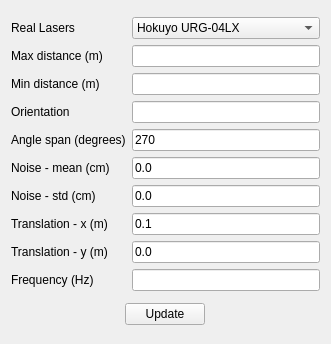
Old version of the form stdr_gui/ui/laserProperties.ui in the repository stdr-simulator-ros-pkg/stdr_simulator.
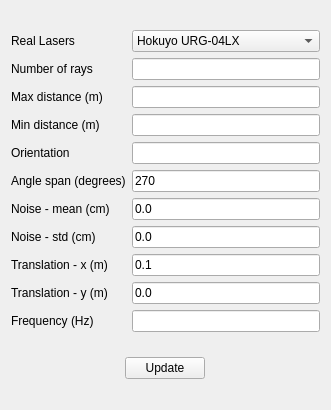
New version of the form.

Commit message: laser rays bug fixed

The edit to the form file:
```diff
--- a/stdr_gui/ui/laserProperties.ui
+++ b/stdr_gui/ui/laserProperties.ui
@@ -7,7 +7,7 @@
     <x>0</x>
     <y>0</y>
     <width>331</width>
-    <height>344</height>
+    <height>410</height>
    </rect>
   </property>
   <property name="windowTitle">
@@ -16,13 +16,6 @@
   <layout class="QGridLayout" name="gridLayout_2">
    <item row="0" column="0">
     <layout class="QGridLayout" name="gridLayout">
-     <item row="4" column="0">
-      <widget class="QLabel" name="label_4">
-       <property name="text">
-        <string>Angle span (degrees)</string>
-       </property>
-      </widget>
-     </item>
      <item row="0" column="1">
       <widget class="QComboBox" name="laserCombo">
        <item>
@@ -42,14 +35,14 @@
        </item>
       </widget>
      </item>
-     <item row="3" column="0">
+     <item row="4" column="0">
       <widget class="QLabel" name="label_3">
        <property name="text">
         <string>Orientation</string>
        </property>
       </widget>
      </item>
-     <item row="7" column="1">
+     <item row="8" column="1">
       <widget class="QLineEdit" name="laserTranslationX">
        <property name="text">
         <string>0.1</string>
@@ -59,10 +52,17 @@
        </property>
       </widget>
      </item>
-     <item row="1" column="1">
+     <item row="5" column="0">
+      <widget class="QLabel" name="label_4">
+       <property name="text">
+        <string>Angle span (degrees)</string>
+       </property>
+      </widget>
+     </item>
+     <item row="2" column="1">
       <widget class="QLineEdit" name="laserMaxDistance"/>
      </item>
-     <item row="1" column="0">
+     <item row="2" column="0">
       <widget class="QLabel" name="label_2">
        <property name="text">
         <string>Max distance (m)</string>
@@ -76,7 +76,7 @@
        </property>
       </widget>
      </item>
-     <item row="4" column="1">
+     <item row="5" column="1">
       <widget class="QLineEdit" name="laserAngleSpan">
        <property name="text">
         <string>270</string>
@@ -86,24 +86,24 @@
        </property>
       </widget>
      </item>
-     <item row="5" column="0">
+     <item row="6" column="0">
       <widget class="QLabel" name="label_5">
        <property name="text">
         <string>Noise - mean (cm)</string>
        </property>
       </widget>
      </item>
-     <item row="5" column="1">
-      <widget class="QLineEdit" name="laserNoiseMean">
-       <property name="text">
-        <string>0.0</string>
-       </property>
-       <property name="readOnly">
-        <bool>false</bool>
-       </property>
-      </widget>
-     </item>
      <item row="6" column="1">
+      <widget class="QLineEdit" name="laserNoiseMean">
+       <property name="text">
+        <string>0.0</string>
+       </property>
+       <property name="readOnly">
+        <bool>false</bool>
+       </property>
+      </widget>
+     </item>
+     <item row="7" column="1">
       <widget class="QLineEdit" name="laserNoiseStd">
        <property name="text">
         <string>0.0</string>
@@ -113,28 +113,28 @@
        </property>
       </widget>
      </item>
-     <item row="7" column="0">
+     <item row="8" column="0">
       <widget class="QLabel" name="label_7">
        <property name="text">
         <string>Translation - x (m)</string>
        </property>
       </widget>
      </item>
-     <item row="6" column="0">
+     <item row="7" column="0">
       <widget class="QLabel" name="label_6">
        <property name="text">
         <string>Noise - std (cm)</string>
        </property>
       </widget>
      </item>
-     <item row="8" column="0">
+     <item row="9" column="0">
       <widget class="QLabel" name="label_8">
        <property name="text">
         <string>Translation - y (m)</string>
        </property>
       </widget>
      </item>
-     <item row="8" column="1">
+     <item row="9" column="1">
       <widget class="QLineEdit" name="laserTranslationY">
        <property name="text">
         <string>0.0</string>
@@ -144,29 +144,39 @@
        </property>
       </widget>
      </item>
-     <item row="3" column="1">
+     <item row="4" column="1">
       <widget class="QLineEdit" name="laserOrientation"/>
      </item>
-     <item row="2" column="0">
+     <item row="3" column="0">
       <widget class="QLabel" name="label_9">
        <property name="text">
         <string>Min distance (m)</string>
        </property>
       </widget>
      </item>
-     <item row="2" column="1">
+     <item row="3" column="1">
       <widget class="QLineEdit" name="laserMinDistance"/>
      </item>
-     <item row="9" column="0">
+     <item row="10" column="0">
       <widget class="QLabel" name="label_10">
        <property name="text">
         <string>Frequency (Hz)</string>
        </property>
       </widget>
      </item>
-     <item row="9" column="1">
+     <item row="10" column="1">
       <widget class="QLineEdit" name="laserFrequency"/>
      </item>
+     <item row="1" column="0">
+      <widget class="QLabel" name="label_11">
+       <property name="text">
+        <string>Number of rays</string>
+       </property>
+      </widget>
+     </item>
+     <item row="1" column="1">
+      <widget class="QLineEdit" name="laserRays"/>
+     </item>
     </layout>
    </item>
    <item row="1" column="0" alignment="Qt::AlignHCenter">
```
The commit also changes 2 other files.
